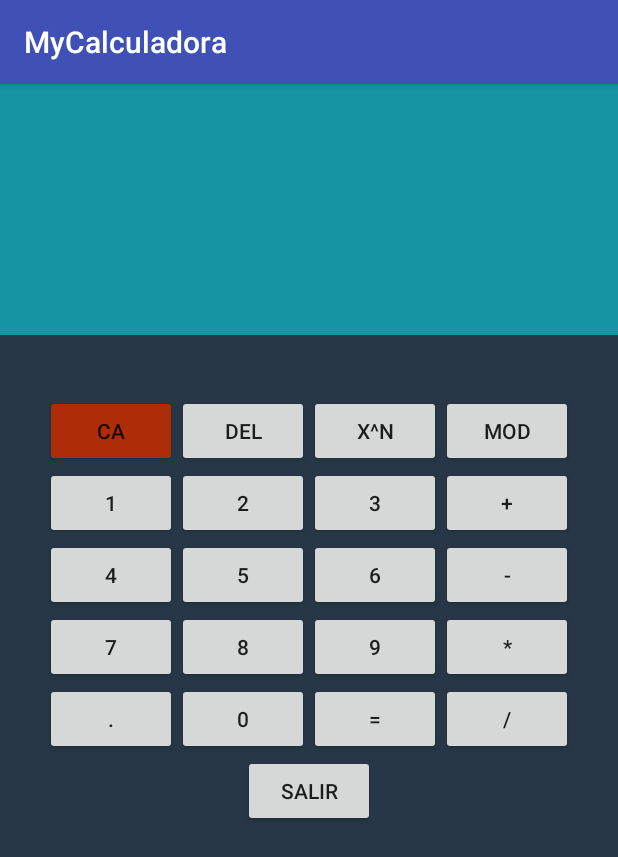
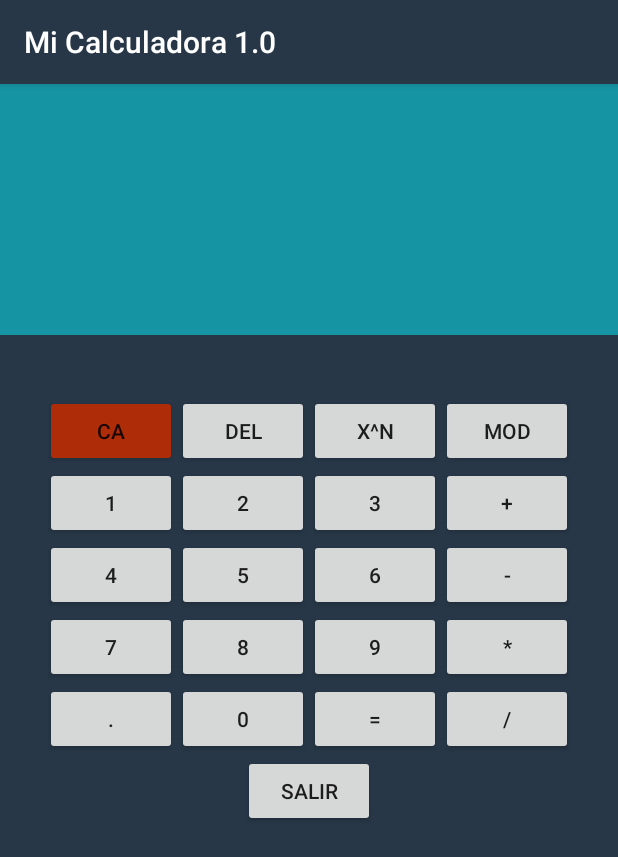
Before and after one commit to miguee009/CalculadoraAndroid, an Android app: the screen it shows after launch (MainActivity), on a phone screen of 412 x 824 dp. Shown: the top 857 px of the screen. Run offline under Robolectric (Android 15) with nearby library versions, the phone set to English and light mode, and no system bars.

Commit message:
Calculadora Android

```diff
--- a/app/src/main/AndroidManifest.xml
+++ b/app/src/main/AndroidManifest.xml
@@ -8,7 +8,9 @@
         android:label="@string/app_name"
         android:roundIcon="@mipmap/ic_launcher_round"
         android:supportsRtl="true"
-        android:theme="@style/AppTheme">
+        android:theme="@style/AppTheme"
+
+        >
         <activity android:name=".MainActivity">
             <intent-filter>
                 <action android:name="android.intent.action.MAIN" />
--- a/app/src/main/res/values/colors.xml
+++ b/app/src/main/res/values/colors.xml
@@ -1,6 +1,6 @@
 <?xml version="1.0" encoding="utf-8"?>
 <resources>
-    <color name="colorPrimary">#3F51B5</color>
-    <color name="colorPrimaryDark">#303F9F</color>
+    <color name="colorPrimary">#273747</color>
+    <color name="colorPrimaryDark">#273747</color>
     <color name="colorAccent">#FF4081</color>
 </resources>
--- a/app/src/main/res/values/strings.xml
+++ b/app/src/main/res/values/strings.xml
@@ -1,5 +1,5 @@
 <resources>
-    <string name="app_name">MyCalculadora</string>
+    <string name="app_name">Mi Calculadora 1.0</string>
     <string name="boton1">1</string>
     <string name="boton2">2</string>
     <string name="boton3">3</string>
--- a/app/src/main/res/values/styles.xml
+++ b/app/src/main/res/values/styles.xml
@@ -1,3 +1,8 @@
+
+
+
+
+
 <resources>
 
     <!-- Base application theme. -->
```
